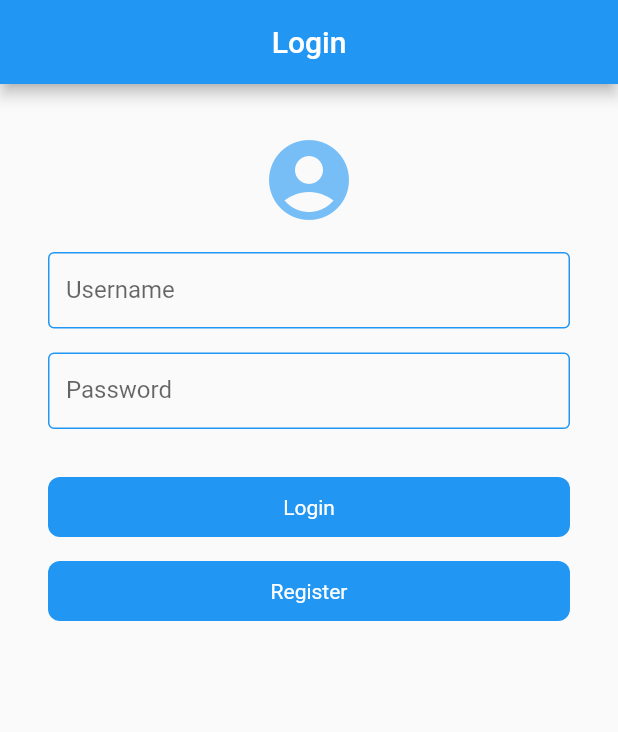
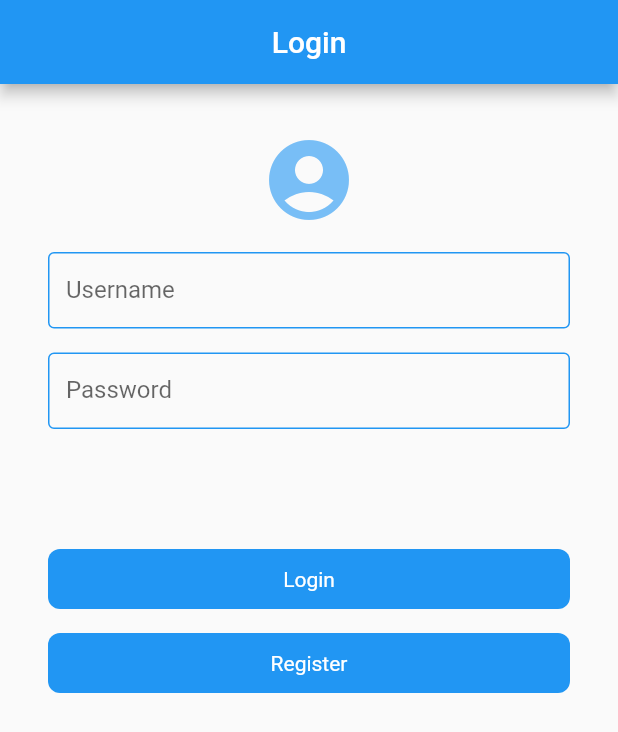
Before and after one commit to valentin-chevreau/mds-mba2esi-discover-flutter, a Flutter app: the screen it shows after launch, on a phone screen of 412 x 824 dp. Shown: the top 732 px of the screen. Run offline on Flutter 3.47's test engine with Material 2 defaults, Android fonts, the phone set to English and light mode, and no system bars; our stand-ins replace cached_network_image, image_picker.

Commit message:
update: login page example - add a error message if login not correct

```diff
--- a/lib/page/login_page.dart
+++ b/lib/page/login_page.dart
@@ -14,6 +14,8 @@ class _LoginPageState extends State<LoginPage> {
 
   TextEditingController _usernameController = TextEditingController();
   TextEditingController _passwordController = TextEditingController();
+
+  String errorInfo = '';
 
   @override
   Widget build(BuildContext context) {
@@ -78,6 +80,7 @@ class _LoginPageState extends State<LoginPage> {
                 enabledBorder: _textFieldBorder(),
               ),
             ),
+            _showErrorIfNeeded(),
             Container(height: 32.0),
             GenericButtonWidget('Login', _loginPressed),
             Container(height: 16.0),
@@ -106,16 +109,28 @@ class _LoginPageState extends State<LoginPage> {
     );
   }
 
-  _textFieldBorder({bool isFocused = false}) {
-    return OutlineInputBorder(
-      borderSide: BorderSide(
-          color: isFocused ? Colors.lightBlue : Colors.blue, width: 1.0),
-    );
+  Widget _showErrorIfNeeded() {
+    if (errorInfo.length > 0) {
+      return Container(
+        height: 48.0,
+        child: Center(
+          child: Text(
+            errorInfo,
+            style: TextStyle(color: Colors.red),
+          ),
+        ),
+      );
+    } else {
+      return Container(
+        height: 48.0,
+      );
+    }
   }
 
   _loginPressed() async {
     print('login pressed');
     setState(() {
+      errorInfo = '';
       _isLoading = true;
     });
 
@@ -135,6 +150,7 @@ class _LoginPageState extends State<LoginPage> {
           context, MaterialPageRoute(builder: (context) => MenuPageWidget()));
     } else {
       setState(() {
+        errorInfo = 'Incorrect credentials';
         _isLoading = false;
       });
     }
@@ -146,4 +162,11 @@ class _LoginPageState extends State<LoginPage> {
       _isLoading = true;
     });
   }
+
+  _textFieldBorder({bool isFocused = false}) {
+    return OutlineInputBorder(
+      borderSide: BorderSide(
+          color: isFocused ? Colors.lightBlue : Colors.blue, width: 1.0),
+    );
+  }
 }
```
